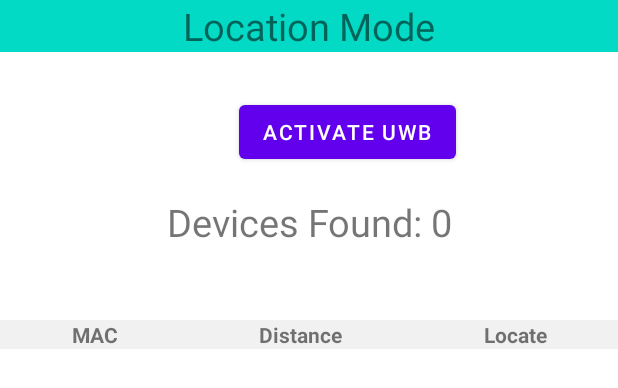
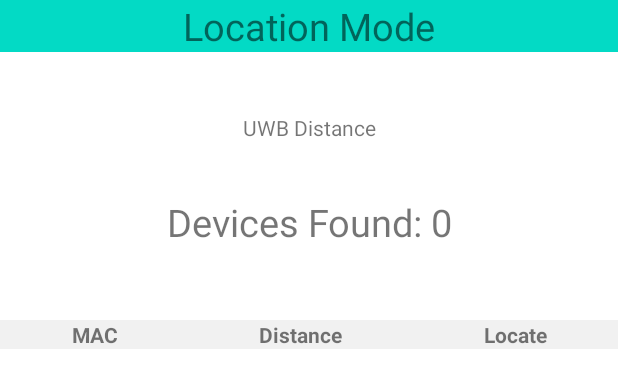
Before and after one commit to ImBerkayKaplan/Privacy-Tag-Artifacts, an Android app: the layout location_screen.xml on its own in the app's theme, with its tools: preview values and no code run, on a phone screen of 412 x 824 dp. Shown: the top 388 px of the screen. Run offline under Robolectric (Android 15) with nearby library versions, the phone set to English and light mode, and no system bars.

Commit message:
Changed the UWB methodology

```diff
--- a/Android Application/app/src/main/java/com/example/SPLICEApp/MainActivity.java
+++ b/Android Application/app/src/main/java/com/example/SPLICEApp/MainActivity.java
@@ -12,6 +12,8 @@ import androidx.annotation.RequiresApi;
 import androidx.appcompat.app.AppCompatActivity;
 import androidx.core.app.ActivityCompat;
 import androidx.core.content.ContextCompat;
+
+import java.util.Objects;
 
 @RequiresApi(api = Build.VERSION_CODES.LOLLIPOP)
 public class MainActivity extends AppCompatActivity {
@@ -31,10 +33,6 @@ public class MainActivity extends AppCompatActivity {
                 requestPermissions(new String[]{Manifest.permission.ACCESS_COARSE_LOCATION, Manifest.permission.ACCESS_FINE_LOCATION}, 1);
             }
         }
-
-        // TODO: For test only!
-        // Intent intent = new Intent(this, UWBScanner.class);
-        // startActivity(intent);
     }
 
     public void switchLocationMode(View view) {
--- a/Android Application/app/src/main/java/com/example/SPLICEApp/UWBScanner.java
+++ /dev/null
@@ -1,143 +0,0 @@
-package com.example.SPLICEApp;
-
-import android.app.PendingIntent;
-import android.content.Context;
-import android.content.Intent;
-import android.hardware.usb.UsbDevice;
-import android.hardware.usb.UsbDeviceConnection;
-import android.hardware.usb.UsbManager;
-import android.os.Build;
-import android.os.Bundle;
-import android.os.Handler;
-import android.util.Log;
-import android.widget.TextView;
-import android.widget.Toast;
-
-import androidx.annotation.RequiresApi;
-import androidx.appcompat.app.AppCompatActivity;
-
-import com.hoho.android.usbserial.driver.CdcAcmSerialDriver;
-import com.hoho.android.usbserial.driver.ProbeTable;
-import com.hoho.android.usbserial.driver.UsbSerialDriver;
-import com.hoho.android.usbserial.driver.UsbSerialPort;
-import com.hoho.android.usbserial.driver.UsbSerialProber;
-import com.hoho.android.usbserial.util.SerialInputOutputManager;
-
-import java.io.IOException;
-import java.nio.charset.StandardCharsets;
-
-public class UWBScanner extends AppCompatActivity {
-
-    class UWBListener implements SerialInputOutputManager.Listener{
-
-        @RequiresApi(api = Build.VERSION_CODES.KITKAT)
-        @Override
-        public void onNewData(byte[] data) {
-            String message = new String(data, StandardCharsets.UTF_8);
-            TextView tv = findViewById(R.id.UWBScannerStatus);
-            tv.setText(String.format("Distance: %s", message));
-        }
-
-        @Override
-        public void onRunError(Exception e) {
-
-        }
-    }
-
-    @RequiresApi(api = Build.VERSION_CODES.M)
-    @Override
-    protected void onCreate(Bundle savedInstanceState) {
-        super.onCreate(savedInstanceState);
-        setContentView(R.layout.uwb_scanner_screen);
-
-        TextView text = findViewById(R.id.UWBScannerStatus);
-
-        UsbSerialPort port = connect();
-        if (port == null){
-            Toast.makeText(this, "Connection to UWB adapter failed", Toast.LENGTH_LONG).show();
-            finish();
-            return;
-        }
-
-        Handler handler = new Handler();
-        final Runnable r = new Runnable() {
-            @RequiresApi(api = Build.VERSION_CODES.KITKAT)
-            public void run() {
-                handler.postDelayed(this, 800);
-
-                byte[] buffer = new byte[8192];
-                try {
-                    port.read(buffer, 200);
-                    String distance = new String(buffer, StandardCharsets.UTF_8);
-                    distance = distance.trim();
-                    if (distance.length() >= 4) {
-                        distance = distance.substring(0, 4);
-                        int decimal_index = distance.indexOf('.');
-                        if (decimal_index != -1  && decimal_index != 0) {
-                            text.setText(String.format("Distance: \n%s meters", distance));
-                        }
-                    }
-                } catch (IOException e) {
-                    e.printStackTrace();
-                }
-            }
-        };
-        handler.postDelayed(r, 0);
-    }
-
-    private UsbSerialProber getCustomProbe() {
-        ProbeTable customTable = new ProbeTable();
-        customTable.addProduct(0x1366, 0x0105, CdcAcmSerialDriver.class);
-        return new UsbSerialProber(customTable);
-    }
-
-    @RequiresApi(api = Build.VERSION_CODES.M)
-    public UsbSerialPort connect() {
-        UsbManager usbManager = (UsbManager) getSystemService(Context.USB_SERVICE);
-
-        if (usbManager.getDeviceList().isEmpty()) {
-            Log.e("usb manager","No USB device is connected");
-            return null;
-        }
-
-        UsbDevice device = (UsbDevice) usbManager.getDeviceList().values().toArray()[0];
-        UsbSerialDriver driver = getCustomProbe().probeDevice(device);
-
-        if (!usbManager.hasPermission(driver.getDevice())) {
-            PendingIntent usbPermissionIntent = PendingIntent.getBroadcast(this,
-                    0,
-                    new Intent(BuildConfig.APPLICATION_ID + ".GRANT_USB"),
-                    PendingIntent.FLAG_IMMUTABLE);
-            usbManager.requestPermission(driver.getDevice(), usbPermissionIntent);
-            int i = 0;
-            while (i < 10 && !usbManager.hasPermission(driver.getDevice())){
-                try {
-                    Thread.sleep(500);
-                    i++;
-                } catch (InterruptedException e) {
-                    Toast.makeText(
-                            getApplicationContext(),
-                            "Could not open USB port. If you just gave your permission now, try again.",
-                            Toast.LENGTH_SHORT
-                    ).show();
-                    return null;
-                }
-            }
-        }
-
-        UsbSerialPort usbSerialPort = driver.getPorts().get(0);
-        UsbDeviceConnection usbConnection = usbManager.openDevice(driver.getDevice());
-
-
-        try {
-            usbSerialPort.open(usbConnection);
-            usbSerialPort.setParameters(115200, 8, 1,
-                    UsbSerialPort.PARITY_NONE);
-            usbSerialPort.setDTR(true);
-        } catch (IOException e) {
-            e.printStackTrace();
-        }
-
-        return usbSerialPort;
-    }
-}
--- a/Android Application/app/src/main/res/layout/location_screen.xml
+++ b/Android Application/app/src/main/res/layout/location_screen.xml
@@ -11,10 +11,10 @@
         android:id="@+id/locationModeTitle"
         android:layout_width="match_parent"
         android:layout_height="wrap_content"
+        android:background="@color/teal_200"
+        android:gravity="center"
         android:text="@string/location_mode_name"
         android:textSize="25sp"
-        android:gravity="center"
-        android:background="@color/teal_200"
         app:layout_constraintEnd_toEndOf="parent"
         app:layout_constraintStart_toStartOf="parent"
         app:layout_constraintTop_toTopOf="parent" />
@@ -75,15 +75,16 @@
 
     </TableLayout>
 
-    <Button
-        android:id="@+id/UWBActivate"
+    <TextView
+        android:id="@+id/UWBDistance"
         android:layout_width="wrap_content"
         android:layout_height="wrap_content"
-        android:layout_marginStart="159dp"
-        android:layout_marginTop="29dp"
-        android:text="Activate UWB"
+        android:layout_marginTop="40dp"
+        android:layout_marginBottom="36dp"
+        android:text="UWB Distance"
+        app:layout_constraintBottom_toTopOf="@+id/NumDevices"
+        app:layout_constraintEnd_toEndOf="parent"
         app:layout_constraintStart_toStartOf="parent"
-        app:layout_constraintTop_toBottomOf="@+id/locationModeTitle"
-        android:onClick="switchUWBMode"/>
+        app:layout_constraintTop_toBottomOf="@+id/locationModeTitle" />
 
 </androidx.constraintlayout.widget.ConstraintLayout>
```
Also changed, not shown: Android Application/app/build.gradle (+13 -10 lines), Android Application/app/src/main/AndroidManifest.xml (+9 -11 lines), Android Application/app/src/main/java/com/example/SPLICEApp/BleScanner.java (+14 -6 lines), Android Application/app/src/main/java/com/example/SPLICEApp/USBConnection.kt (added, +116 -0 lines), Android Application/app/src/main/res/layout/uwb_scanner_screen.xml (deleted, +0 -19 lines), Android Application/build.gradle (+5 -7 lines).
